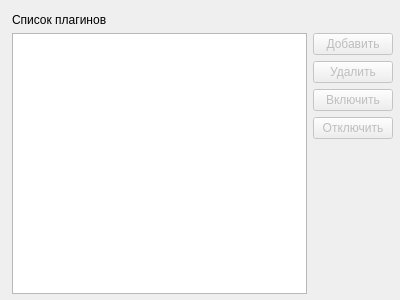
First picture: the form in src/gis36/plugin_manager.ui, repository smurav/gis36, before the edit.
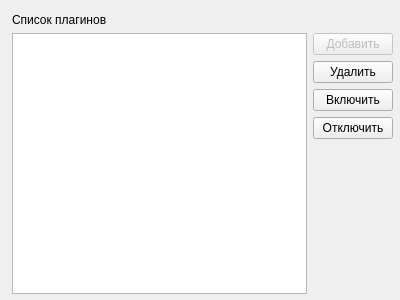
Second picture: the form after the edit.

```diff
--- a/src/gis36/plugin_manager.ui
+++ b/src/gis36/plugin_manager.ui
@@ -50,7 +50,7 @@
         <item>
          <widget class="QPushButton" name="remove_plugin">
           <property name="enabled">
-           <bool>false</bool>
+           <bool>true</bool>
           </property>
           <property name="text">
            <string>Удалить</string>
@@ -60,7 +60,7 @@
         <item>
          <widget class="QPushButton" name="turn_on_plugin">
           <property name="enabled">
-           <bool>false</bool>
+           <bool>true</bool>
           </property>
           <property name="text">
            <string>Включить</string>
@@ -70,7 +70,7 @@
         <item>
          <widget class="QPushButton" name="turn_off_plugin">
           <property name="enabled">
-           <bool>false</bool>
+           <bool>true</bool>
           </property>
           <property name="text">
            <string>Отключить</string>
```
